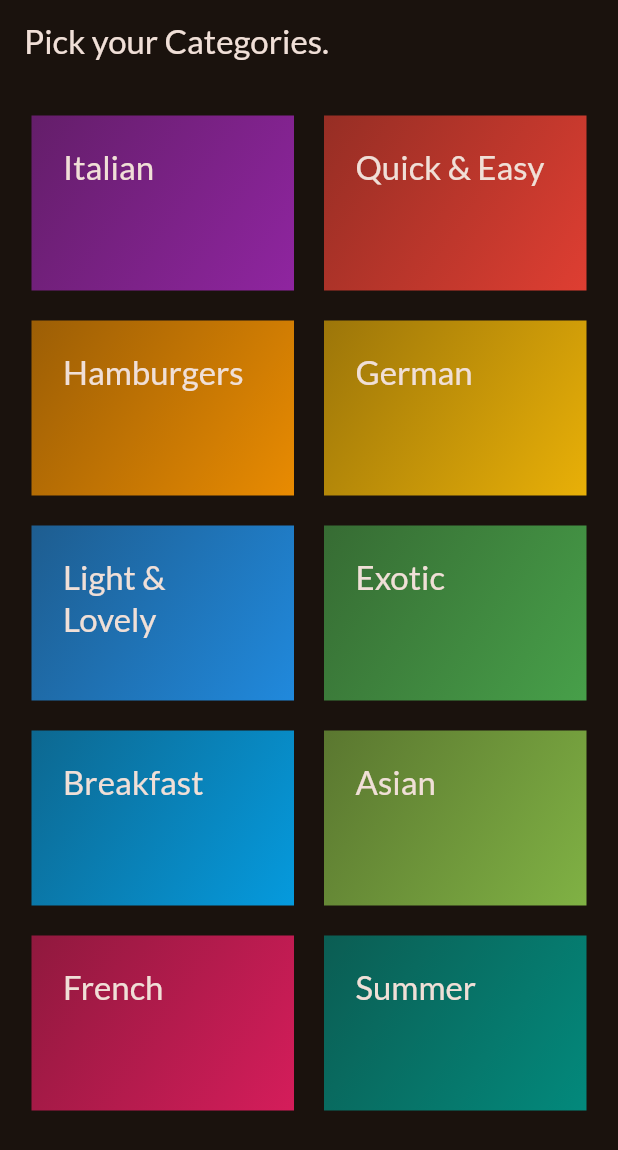
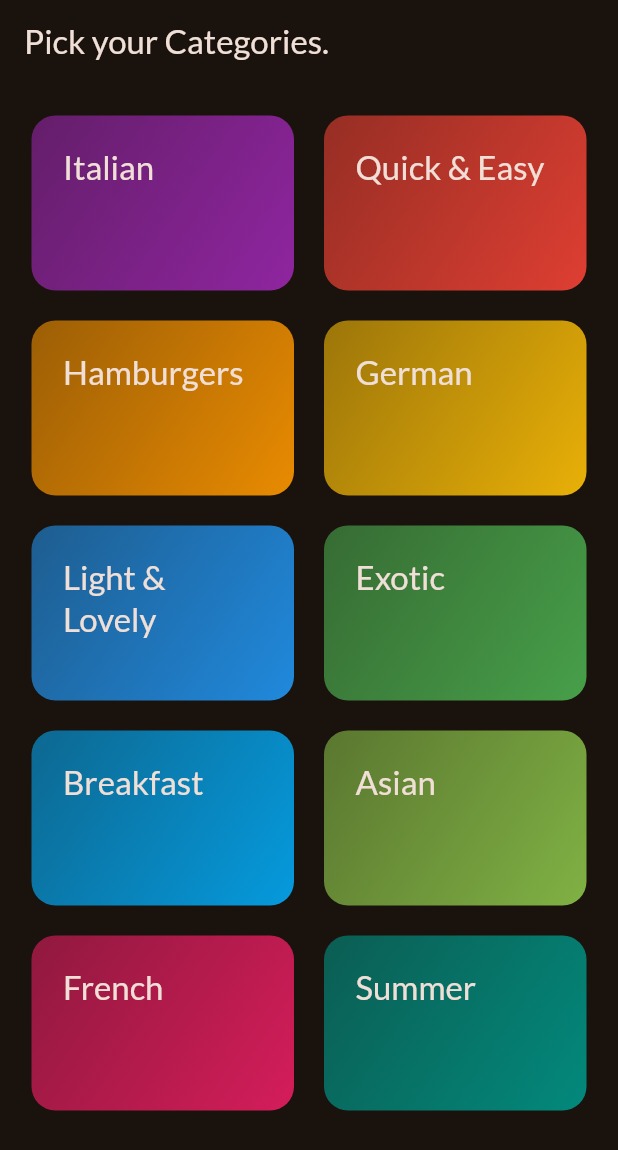
Before and after one commit to def-Siddharth-Mishra/melee, a Flutter app: the screen it shows after launch, on a phone screen of 412 x 824 dp. Shown: the top 1150 px of the screen. Run offline on Flutter 3.47's test engine with Material 3 defaults, Android fonts, the phone set to English and light mode, and no system bars; our stand-ins replace google_fonts.

Commit message:
Now each categories are tappable and also added some border radius to make them rounded.

```diff
--- a/lib/widgets/category_grid_item.dart
+++ b/lib/widgets/category_grid_item.dart
@@ -8,9 +8,14 @@ class CategoryGridItem extends StatelessWidget {
 
   @override
   Widget build(BuildContext context) {
-    return Container(
+    return InkWell(
+      onTap: () {},
+      splashColor: Theme.of(context).primaryColor,
+      borderRadius: BorderRadius.circular(16),
+      child: Container(
         padding: const EdgeInsets.all(21),
         decoration: BoxDecoration(
+          borderRadius: BorderRadius.circular(16),
           gradient: LinearGradient(
             colors: <Color>[
               category.color.withOpacity(0.57),
@@ -25,7 +30,8 @@ class CategoryGridItem extends StatelessWidget {
           style: Theme.of(context)
               .textTheme
               .titleLarge!
-            .copyWith(color: Theme.of(context).colorScheme.onBackground),
+              .copyWith(color: Theme.of(context).colorScheme.onSurface),
+        ),
       ),
     );
   }
```
Lines whose indentation alone changed are shown as unchanged.
